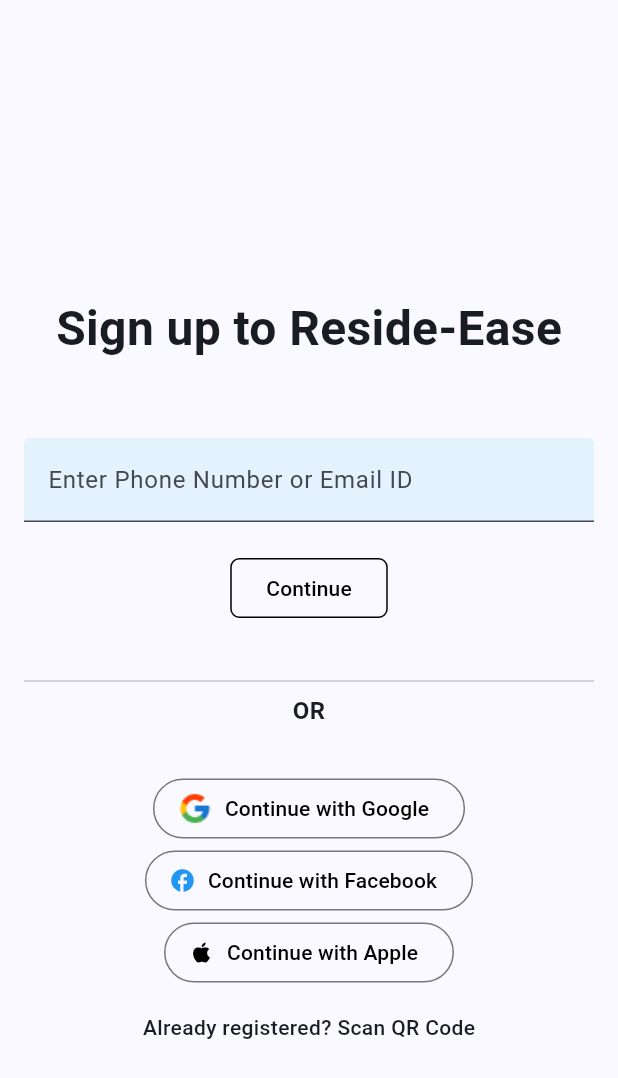
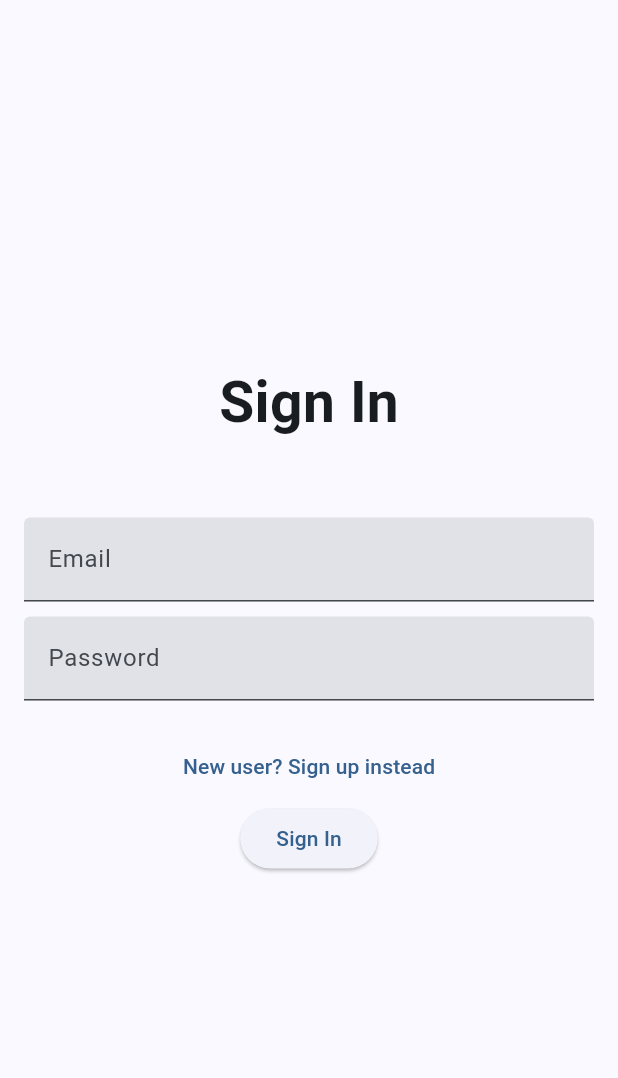
Before and after one commit to ajay-rathod0801/reside_ease---local, a Flutter app: the LoginScreen screen opened directly, on a phone screen of 412 x 824 dp. Shown: the top 1078 px of the screen. Run offline on Flutter 3.47's test engine with Material 3 defaults, Android fonts, the phone set to English and light mode, and no system bars; our stand-ins replace cached_network_image, cloud_firestore, firebase_auth, firebase_core, pin_code_fields; accounts and stored records are empty.

```diff
--- a/lib/login_screen.dart
+++ b/lib/login_screen.dart
@@ -1,233 +1,186 @@
+import 'package:cloud_firestore/cloud_firestore.dart';
 import 'package:flutter/material.dart';
-import 'package:dio/dio.dart';
-
-import 'package:reside_ease/otp_screen.dart';
+import 'package:firebase_auth/firebase_auth.dart';
+import 'package:reside_ease/widgets/bottom_navigation.dart';
 
 class LoginScreen extends StatefulWidget {
-  const LoginScreen({super.key});
+  @override
+  _LoginScreenState createState() => _LoginScreenState();
+}
 
-  @override
-  State<StatefulWidget> createState() {
-    return LoginScreenState();
+class _LoginScreenState extends State<LoginScreen> {
+  final _formKey = GlobalKey<FormState>();
+  final _emailController = TextEditingController();
+  final _passwordController = TextEditingController();
+  final _nameController = TextEditingController();
+  final _usernameController = TextEditingController();
+  bool _isSignIn = true;
+  bool _isVerifying = false;
+
+  Future<void> _register() async {
+    if (_formKey.currentState!.validate()) {
+      setState(() {
+        _isVerifying = true;
+      });
+      try {
+        UserCredential userCredential =
+            await FirebaseAuth.instance.createUserWithEmailAndPassword(
+          email: _emailController.text,
+          password: _passwordController.text,
+        );
+        // Store additional details in Firestore
+        await FirebaseFirestore.instance
+            .collection('users')
+            .doc(userCredential.user!.uid)
+            .set({
+          'name': _nameController.text,
+          'username': _usernameController.text,
+          'email': _emailController.text,
+        });
+        // Navigate to ParentWidget if registration is successful
+        Navigator.push(
+          context,
+          MaterialPageRoute(builder: (context) => ParentWidget()),
+        );
+      } on FirebaseAuthException catch (e) {
+        ScaffoldMessenger.of(context).showSnackBar(
+          SnackBar(content: Text(e.message ?? 'An unknown error occurred.')),
+        );
+      } catch (e) {
+        ScaffoldMessenger.of(context).showSnackBar(
+          SnackBar(content: Text('An unknown error occurred.')),
+        );
+      } finally {
+        setState(() {
+          _isVerifying = false;
+        });
+      }
     }
   }
 
-// create a login screen state
-class LoginScreenState extends State<LoginScreen> {
-  // create a form key
-  final _formKey = GlobalKey<FormState>();
-
-  // create a text editing controller
-  final _usernameController = TextEditingController();
-
-  // create a focus node
-  final _usernameFocusNode = FocusNode();
-
-  final Dio _dio = Dio();
-
-  @override
-  void initState() {
-    super.initState();
-
-    _usernameFocusNode.addListener(() {
-      if (_usernameFocusNode.hasFocus) {
-        _usernameController.clear();
+  Future<void> _signIn() async {
+    if (_formKey.currentState!.validate()) {
+      setState(() {
+        _isVerifying = true;
+      });
+      try {
+        UserCredential userCredential =
+            await FirebaseAuth.instance.signInWithEmailAndPassword(
+          email: _emailController.text,
+          password: _passwordController.text,
+        );
+        // Navigate to ParentWidget if sign in successful
+        Navigator.push(
+          context,
+          MaterialPageRoute(builder: (context) => ParentWidget()),
+        );
+      } on FirebaseAuthException catch (e) {
+        ScaffoldMessenger.of(context).showSnackBar(
+          SnackBar(content: Text(e.message ?? 'An unknown error occurred.')),
+        );
+      } catch (e) {
+        ScaffoldMessenger.of(context).showSnackBar(
+          SnackBar(content: Text('An unknown error occurred.')),
+        );
+      } finally {
+        setState(() {
+          _isVerifying = false;
+        });
       }
-    });
+    }
   }
 
   @override
-  void dispose() {
-    _usernameController.dispose();
-
-    // dispose the focus nodes
-    _usernameFocusNode.dispose();
-
-    super.dispose();
-  }
-
-  // Future<void> _login() async {
-  //   try {
-  //     final response = await _dio.post(
-  //       // To be replaced by actual API URL
-  //       'https://api.resideease.com/api/v1/auth/login',
-  //       data: {
-  //         'username': _usernameController.text,
-  //       },
-  //     );
-  //     print(response.data);
-  //   } on DioException catch (e) {
-  //     print(e.response!.data);
-  //   }
-  // }
-
-  @override
   Widget build(BuildContext context) {
-    // create
-    return SafeArea(
-      child: Scaffold(
-        body: Padding(
+    return Scaffold(
+      body: Form(
+        key: _formKey,
+        child: Padding(
           padding: const EdgeInsets.all(16.0),
-          child: Form(
-            key: _formKey,
-            child: SingleChildScrollView(
           child: Column(
-                children: [
-                  const SizedBox(
-                    height: 180,
+            mainAxisAlignment: MainAxisAlignment.center,
+            children: <Widget>[
+              Text(
+                _isSignIn ? 'Sign In' : 'Sign Up',
+                style: TextStyle(fontSize: 38, fontWeight: FontWeight.w600),
               ),
-                  const Text(
-                    'Sign up to Reside-Ease',
-                    style: TextStyle(
-                      fontSize: 32,
-                      fontWeight: FontWeight.w600,
-                    ),
-                  ),
-                  const SizedBox(
-                    height: 50,
-                  ),
-                  Theme(
-                    data: Theme.of(context).copyWith(
-                      colorScheme: Theme.of(context)
-                          .colorScheme
-                          .copyWith(primary: Colors.blue),
-                    ),
-                    child: TextFormField(
-                      controller: _usernameController,
-                      focusNode: _usernameFocusNode,
-                      decoration: InputDecoration(
-                        labelText: 'Enter Phone Number or Email ID',
-                        filled: true,
-                        fillColor: Colors.blue.shade50,
-                      ),
+              SizedBox(height: 50),
+              TextFormField(
+                controller: _emailController,
+                decoration: InputDecoration(labelText: 'Email', filled: true),
                 validator: (value) {
                   if (value == null || value.isEmpty) {
-                          return 'Please enter a phone number or email ID';
-                        }
-                        // regex pattern for email
-                        String emailPattern =
-                            r'^[\w-]+(\.[\w-]+)*@([\w-]+\.)+[a-zA-Z]{2,7}$';
-                        RegExp emailRegex = RegExp(emailPattern);
-
-                        // regex pattern for phone number (Indian format)
-                        String phonePattern = r'^[6-9]\d{9}$';
-                        RegExp phoneRegex = RegExp(phonePattern);
-
-                        if (!emailRegex.hasMatch(value) &&
-                            !phoneRegex.hasMatch(value)) {
-                          return 'Please enter a valid phone number or email ID';
+                    return 'Please enter your email';
                   }
                   return null;
                 },
-                      cursorColor: Colors.black,
+                enabled: !_isVerifying,
               ),
+              SizedBox(height: 10),
+              TextFormField(
+                controller: _passwordController,
+                decoration:
+                    InputDecoration(labelText: 'Password', filled: true),
+                obscureText: true,
+                validator: (value) {
+                  if (value == null || value.isEmpty) {
+                    return 'Please enter your password';
+                  }
+                  return null;
+                },
+                enabled: !_isVerifying,
               ),
-                  const SizedBox(
+              SizedBox(height: 10),
+              if (!_isSignIn)
+                TextFormField(
+                  controller: _nameController,
+                  decoration: InputDecoration(labelText: 'Name', filled: true),
+                  validator: (value) {
+                    if (value == null || value.isEmpty) {
+                      return 'Please enter your name';
+                    }
+                    return null;
+                  },
+                  enabled: !_isVerifying,
+                ),
+              SizedBox(height: 10),
+              if (!_isSignIn)
+                TextFormField(
+                  controller: _usernameController,
+                  decoration:
+                      InputDecoration(labelText: 'Username', filled: true),
+                  validator: (value) {
+                    if (value == null || value.isEmpty) {
+                      return 'Please enter your username';
+                    }
+                    return null;
+                  },
+                  enabled: !_isVerifying,
+                ),
+              TextButton(
+                onPressed: () {
+                  setState(() {
+                    _isSignIn = !_isSignIn;
+                  });
+                },
+                child: Text(_isSignIn
+                    ? 'New user? Sign up instead'
+                    : 'Already a user? Sign in instead'),
+              ),
+              ElevatedButton(
+                onPressed:
+                    _isVerifying ? null : (_isSignIn ? _signIn : _register),
+                child: _isVerifying
+                    ? SizedBox(
                         height: 20,
+                        width: 20,
+                        child: CircularProgressIndicator(
+                          strokeWidth: 2.0,
                         ),
-                  OutlinedButton(
-                    onPressed: () {
-                      if (_formKey.currentState!.validate()) {
-                        // _login();
-                        Navigator.push(
-                          context,
-                          MaterialPageRoute(
-                            builder: (context) => OtpScreen(
-                              phoneNumber: _usernameController.text,
-                            ),
-                          ),
-                        );
-                      }
-                    },
-                    style: OutlinedButton.styleFrom(
-                      shape: RoundedRectangleBorder(
-                        borderRadius: BorderRadius.circular(6),
-                      ),
-                      side: const BorderSide(
-                        color: Colors.black,
-                        width: 1,
-                      ),
-                    ),
-                    child: const Text(
-                      'Continue',
-                      style: TextStyle(
-                        color: Colors.black,
-                      ),
-                    ),
-                  ),
-                  const SizedBox(
-                    height: 30,
-                  ),
-                  const Divider(
-                    thickness: 1,
-                  ),
-                  const Row(
-                    mainAxisAlignment: MainAxisAlignment.center,
-                    children: [
-                      Text(
-                        'OR',
-                        style: TextStyle(
-                          fontSize: 16,
-                          fontWeight: FontWeight.bold,
-                        ),
+                      )
+                    : Text(_isSignIn ? 'Sign In' : 'Sign Up'),
               ),
             ],
-                  ),
-                  const SizedBox(
-                    height: 30,
-                  ),
-                  OutlinedButton.icon(
-                    onPressed: () {},
-                    icon: Image.asset(
-                      'assets/icons/icons_google.png',
-                      width: 24,
-                      height: 24,
-                    ),
-                    label: const Text(
-                      'Continue with Google',
-                      style: TextStyle(
-                        color: Colors.black,
-                      ),
-                    ),
-                  ),
-                  OutlinedButton.icon(
-                    onPressed: () {},
-                    icon: const Icon(
-                      Icons.facebook,
-                      color: Colors.blue,
-                    ),
-                    label: const Text(
-                      'Continue with Facebook',
-                      style: TextStyle(
-                        color: Colors.black,
-                      ),
-                    ),
-                  ),
-                  OutlinedButton.icon(
-                    onPressed: () {},
-                    icon: const Icon(
-                      Icons.apple_outlined,
-                      color: Colors.black,
-                    ),
-                    label: const Text(
-                      'Continue with Apple',
-                      style: TextStyle(
-                        color: Colors.black,
-                      ),
-                    ),
-                  ),
-                  const SizedBox(
-                    height: 16,
-                  ),
-                  const Text(
-                    'Already registered? Scan QR Code',
-                    style: TextStyle(
-                      fontWeight: FontWeight.w500,
-                    ),
-                  ),
-                ],
-              ),
-            ),
           ),
         ),
       ),
--- a/pubspec.yaml
+++ b/pubspec.yaml
@@ -38,6 +38,9 @@ dependencies:
   dio: ^5.4.0
   flutter_launcher_icons: ^0.13.1
   cached_network_image: ^3.3.1
+  firebase_core: ^2.27.1
+  firebase_auth: ^4.17.9
+  cloud_firestore: ^4.15.9
 
 dev_dependencies:
   flutter_test:
```
Also changed, not shown: lib/introductory_screen.dart (+6 -6 lines), lib/main.dart (+9 -5 lines), lib/profile_page.dart (+49 -79 lines), lib/widgets/top_appbar.dart (+32 -14 lines), lib/firebase_options.dart (added), pubspec.lock, 9 other files. Lines whose indentation alone changed are shown as unchanged.
